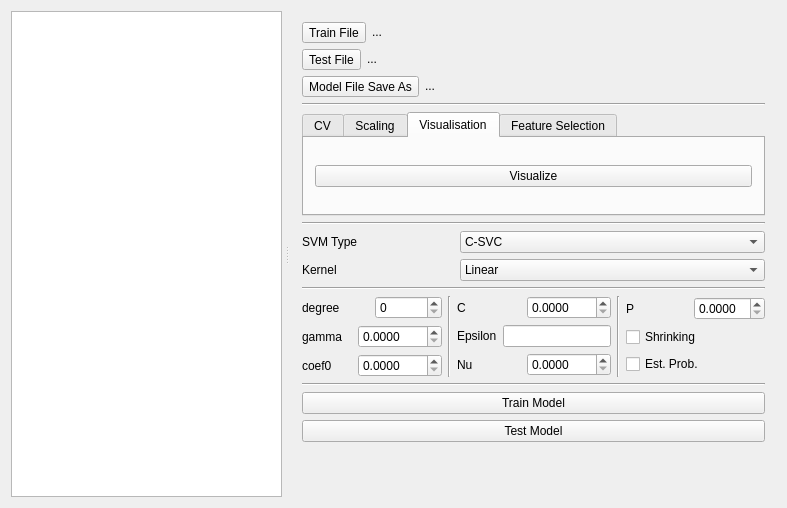
boidachenkop/dw, file svm-app/mainwindow.ui: the form before one commit.
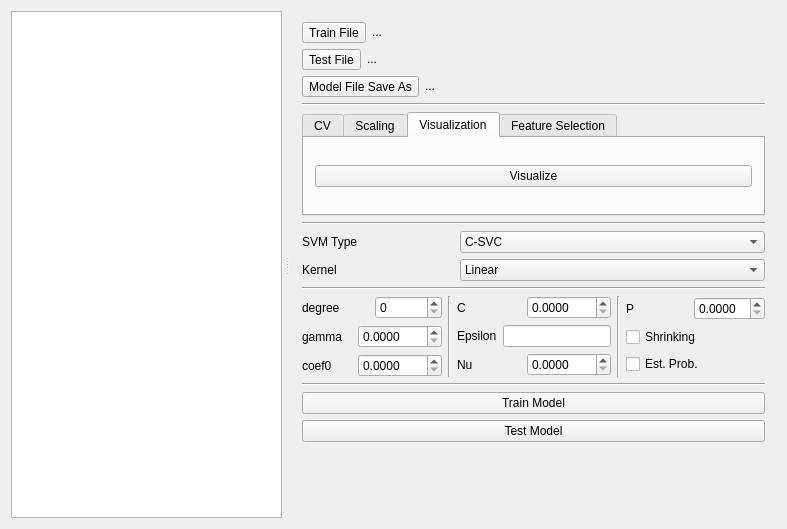
The form after the commit. The open tabs and pages were chosen to show the change.

Commit message: Add tab filtering in AvailabilityHandler

What changed in the file:
```diff
--- a/svm-app/mainwindow.ui
+++ b/svm-app/mainwindow.ui
@@ -7,7 +7,7 @@
     <x>0</x>
     <y>0</y>
     <width>787</width>
-    <height>508</height>
+    <height>529</height>
    </rect>
   </property>
   <property name="windowTitle">
@@ -445,7 +445,7 @@
           </widget>
           <widget class="QWidget" name="visualisation_tab">
            <attribute name="title">
-            <string>Visualisation</string>
+            <string>Visualization</string>
            </attribute>
            <layout class="QHBoxLayout" name="horizontalLayout_4">
             <item>
```
Left out of the diff: 6 changed lines with no effect on the pictures. The commit also changes 3 other files.
